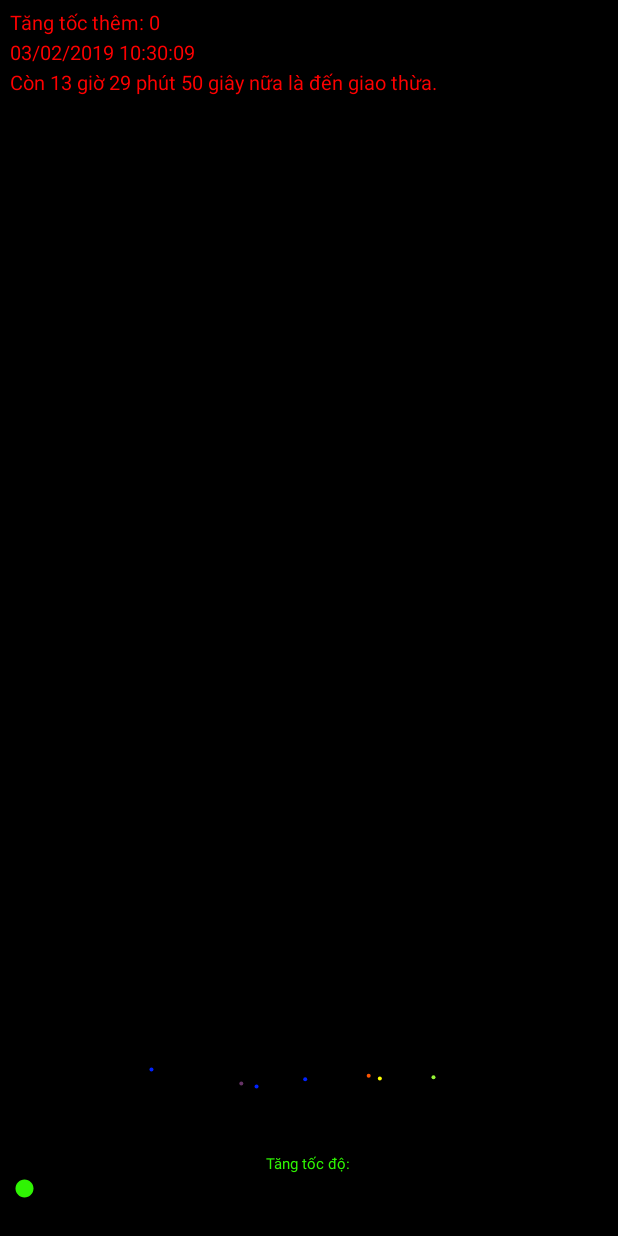
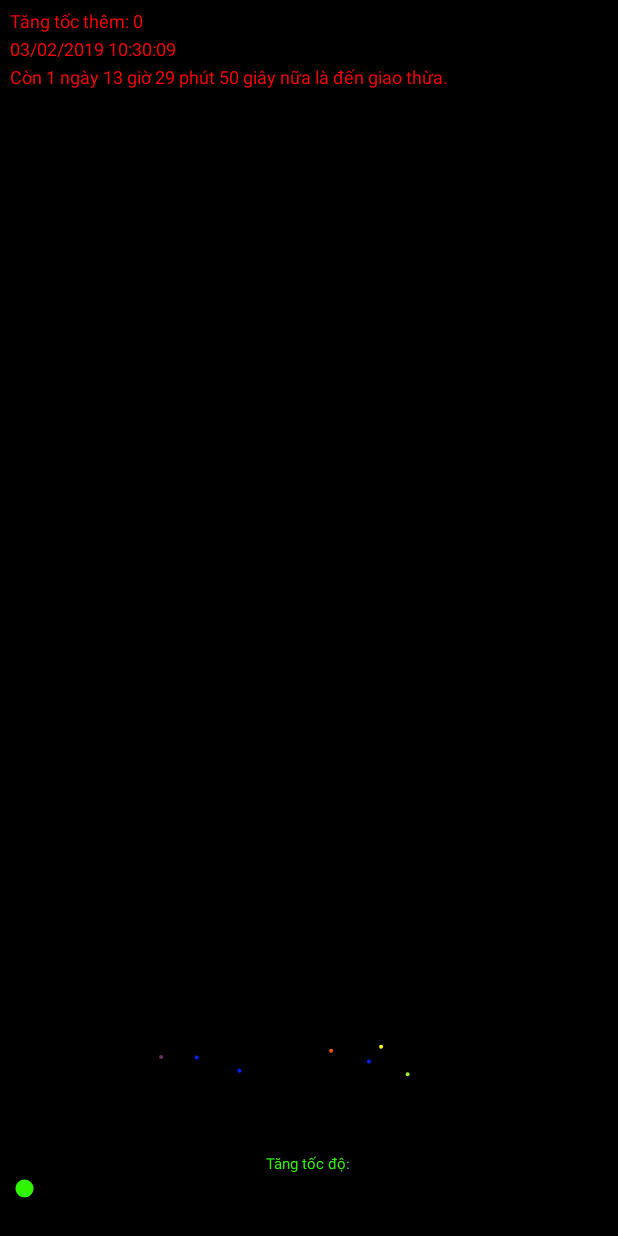
Before and after one commit to Servant0fEvil/Fireworks, an Android app: the screen it shows after launch (MainActivity), on a phone screen of 412 x 824 dp. Run offline under Robolectric (Android 15) with nearby library versions, the light colour scheme and no system bars.

Commit message:
Removed unused directories, redundant codes.

```diff
--- a/app/src/main/java/com/quangvinh/fireworks/MainActivity.java
+++ b/app/src/main/java/com/quangvinh/fireworks/MainActivity.java
@@ -110,7 +110,7 @@ class subScreen extends View {
         canvas.drawColor(Color.BLACK);
 
         paint.setColor(Color.RED);
-        paint.setTextSize(20);
+        paint.setTextSize(18);
         paint.setTextAlign(Paint.Align.LEFT);
 
         canvas.drawText("Tăng tốc thêm: " + SPEED, x, y += paint.getTextSize(), paint);
@@ -136,7 +136,7 @@ class FireWork {
     private static final float gravity = 0.987f;
     private float x, y, velocity, angle;
     private Light Lights[] = new Light[num_of_lights[Utils.nextInt(0, num_of_lights.length)]];
-    private int life = Utils.nextInt(30, 90);
+    private int life;
     private int lifeCheck = 0;
     private int color;
 
@@ -144,7 +144,8 @@ class FireWork {
     public FireWork(int color) {
         x = subScreen.width / 2 + Utils.nextInt(-subScreen.width / 4, subScreen.width / 4);
         y = subScreen.height + Utils.nextInt(-20, 0);
-        velocity = Utils.nextInt(9, 11);
+        velocity = Utils.nextInt(10, 15);
+        life = Utils.nextInt(Math.round(subScreen.height / 2 / velocity), Math.round(subScreen.height * 8 / 10 / velocity));
         angle = Utils.nextInt(80, 110);
         this.color = color;
 
@@ -220,7 +221,7 @@ class Utils {
     private static long GT;
 
     static {
-        GiaoThua.set(2019, 1, 3, 24, 0, 0);
+        GiaoThua.set(2019, 1, 4, 24, 0, 0);
         GT = GiaoThua.getTimeInMillis();
     }
 
@@ -236,9 +237,17 @@ class Utils {
 
     public static String soNgay() {
         long time = (GT - Now()) / 1000;
-        if (time <= 0) return "Chúc Mừng Năm Mới!!!";
+
+        if (time <= 0) {
+            if (time >= -518400) {
+                subScreen.QUANTITY = 12;
+                return "Chúc Mừng Năm Mới, Xuân Kỷ Hợi 2019!!!";
+            } else return "";
+        }
+
         String result;
         int songay = 0, sogio = 0, sophut = 0, sogiay = 0;
+
         if (time > 86400) {
             songay = (int) time / 86400;
             time -= songay * 86400;
--- a/app/src/main/res/layout/activity_main.xml
+++ b/app/src/main/res/layout/activity_main.xml
@@ -8,12 +8,6 @@
     android:orientation="vertical"
     tools:context=".MainActivity">
 
-    <!--<SeekBar
-        android:id="@+id/seekBarQTT"
-        android:layout_width="match_parent"
-        android:layout_height="20dp"
-        android:layout_marginTop="20dp"
-        android:max="12" />-->
     <TextView
         android:id="@+id/label"
         android:layout_width="wrap_content"
```
Also changed, not shown: 2 other files.
